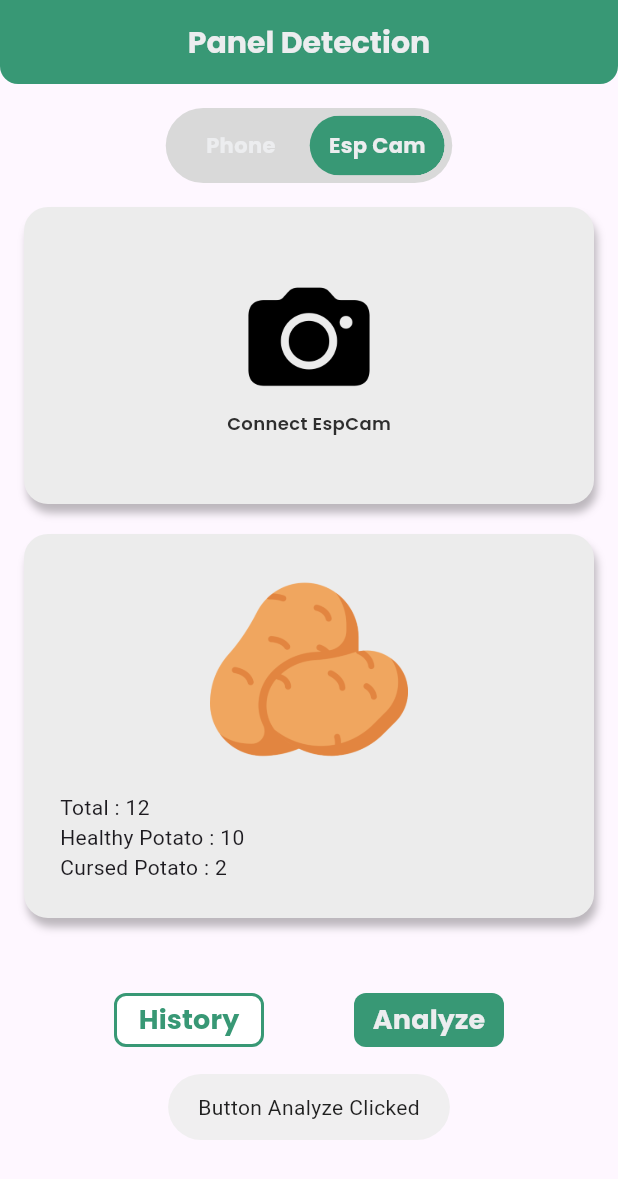
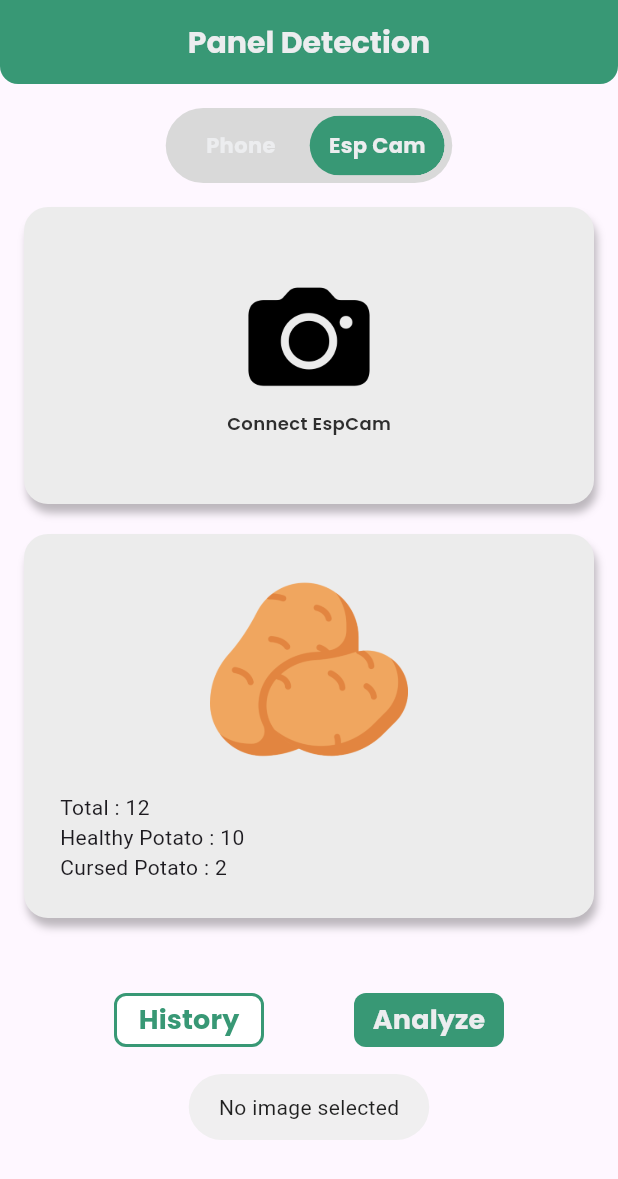
Before and after one commit to southampere28/potato_app, a Flutter app: the DetectionPage widget shown alone on an empty page, opened directly, after a tap on "Esp Cam", after a tap on "Analyze", on a phone screen of 412 x 824 dp. Shown: the top 1179 px of the screen. Run offline on Flutter 3.47's test engine with Material 3 defaults, Android fonts, the phone set to English and light mode, and no system bars; drawn by our look-alikes of toggle_switch; our stand-ins replace cloud_firestore, firebase_auth, firebase_core, firebase_database, fluttertoast, google_fonts and 5 more; missing offline and left inert: dart:ffi; accounts and stored records are empty; generated files the repository leaves out were written again.

Commit message:
update detection page

```diff
--- a/lib/pages/home/detection_page.dart
+++ b/lib/pages/home/detection_page.dart
@@ -5,6 +5,7 @@ import 'dart:convert';
 import 'package:flutter/material.dart';
 import 'package:flutter/services.dart';
 import 'package:fluttertoast/fluttertoast.dart';
+import 'package:potato_apps/configuration/controllers/device_controller.dart';
 import 'package:potato_apps/theme.dart';
 import 'package:potato_apps/widget/button_green.dart';
 import 'package:potato_apps/widget/button_outline_green.dart';
@@ -58,6 +59,19 @@ class _DetectionPageState extends State<DetectionPage> {
     }
   }
 
+  Future<void> _takePhotoEsp() async {
+    Fluttertoast.showToast(msg: 'Taking picture from espcam');
+    final result = await DeviceController.captureImage();
+    if (result != null) {
+      setState(() {
+        _imageFile = result;
+      });
+      Fluttertoast.showToast(msg: 'Gambar Berhasil ditangkap');
+    } else {
+      Fluttertoast.showToast(msg: 'Error, gagal menangkap gambar');
+    }
+  }
+
   Widget switchButton() {
     return Container(
       padding: const EdgeInsets.all(5),
@@ -93,7 +107,6 @@ class _DetectionPageState extends State<DetectionPage> {
                 ? titleMsg = "Connect Phone Cam"
                 : titleMsg = "Connect EspCam";
           });
-          Fluttertoast.showToast(msg: '$index');
         },
       ),
     );
@@ -118,7 +131,7 @@ class _DetectionPageState extends State<DetectionPage> {
             height: 16,
           ),
           GestureDetector(
-            onTap: () => _pickImage(),
+            onTap: () => selectedIndex == 0 ? _pickImage() : _takePhotoEsp(),
             child: Container(
               width: double.infinity,
               height: 198,
@@ -215,10 +228,28 @@ class _DetectionPageState extends State<DetectionPage> {
 
   Widget buttonGreen() {
     return ButtonGreen(
-        title: 'Analyze',
-        ontap: () {
-          Fluttertoast.showToast(msg: 'Button Analyze Clicked');
-        });
+      title: 'Analyze',
+      ontap: () async {
+        if (_imageFile != null) {
+          Fluttertoast.showToast(msg: 'Analyzing image...');
+
+          // Call the API to send the image and get the result
+          final result =
+              await DeviceController.sendImageForAnalysis(_imageFile!);
+
+          if (result != null) {
+            // Show result in a toast message or handle it in any other way
+            Fluttertoast.showToast(
+              msg: 'Analysis Result: ${result['quality']}',
+            );
+          } else {
+            Fluttertoast.showToast(msg: 'Failed to analyze image.');
+          }
+        } else {
+          Fluttertoast.showToast(msg: 'No image selected');
+        }
+      },
+    );
   }
 
   Widget buttonOutlineGreen() {
```
